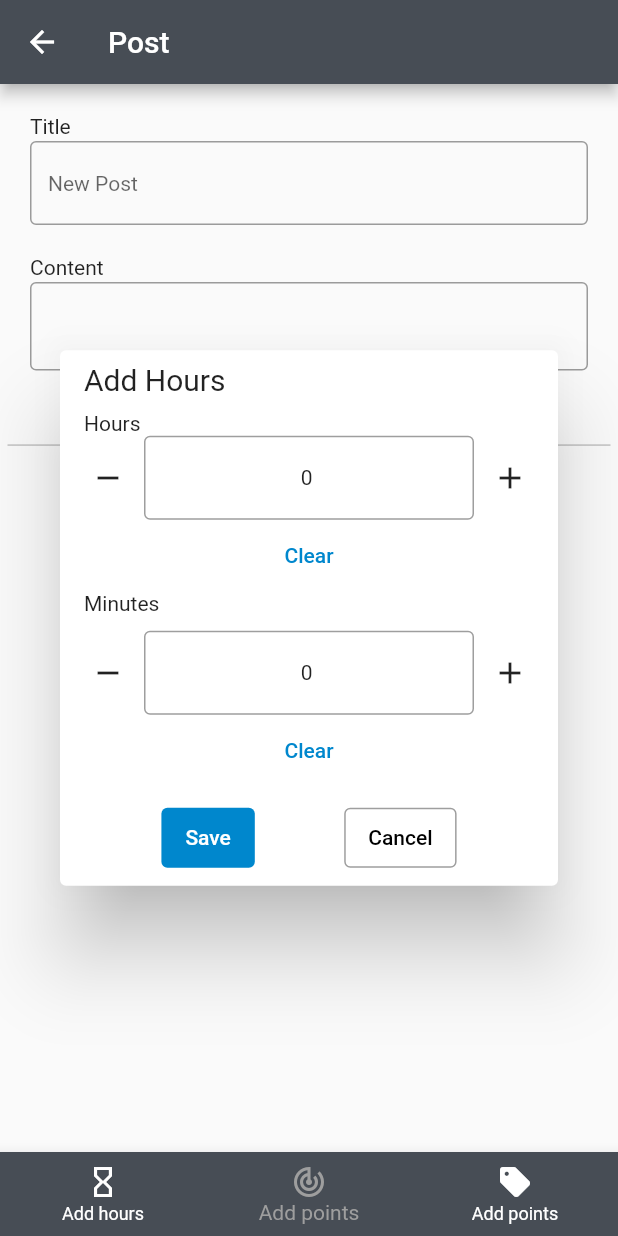
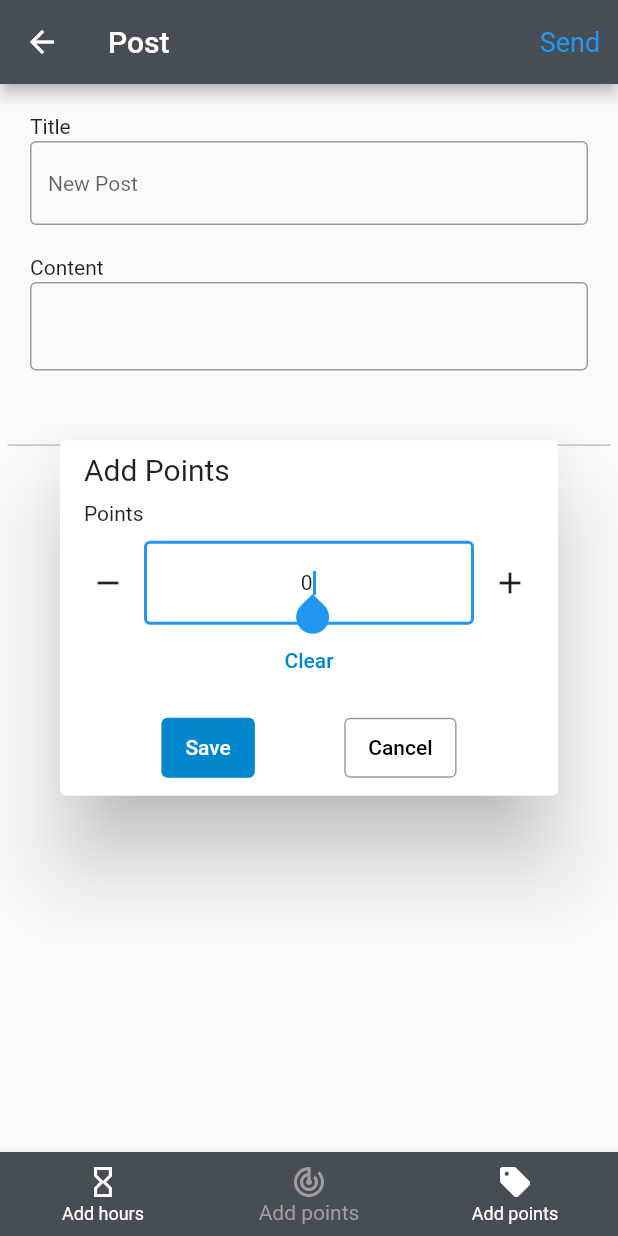
Before and after one commit to tejsohi/pebble_pocket_flutter, a Flutter app: the CreateAPost screen opened directly, item 2 of the bottom bar chosen, after a tap on "Cancel", on a phone screen of 412 x 824 dp. Run offline on Flutter 3.47's test engine with Material 2 defaults, Android fonts, the phone set to English and light mode, and no system bars; our stand-ins replace webview_flutter.

Commit message:
Added more dialogs for create a post, made the sidebar shorter and changed the colour of the switch toggles

```diff
--- a/lib/components/create_a_post/create_a_post.dart
+++ b/lib/components/create_a_post/create_a_post.dart
@@ -16,6 +16,20 @@ class _CreateAPostState extends State<CreateAPost> {
         appBar: AppBar(
           title: Text('Post'),
           backgroundColor: Color(0xFF474d55),
+          actions: [
+            TextButton(
+              onPressed: () {},
+              style: ButtonStyle(
+                textStyle: MaterialStateProperty.all(
+                  TextStyle(
+                    color: Colors.white,
+                    fontSize: 18,
+                  ),
+                ),
+              ),
+              child: Text('Send'),
+            ),
+          ],
         ),
         body: SingleChildScrollView(
           child: Center(
--- a/lib/components/create_a_post/create_a_post_nav_bar.dart
+++ b/lib/components/create_a_post/create_a_post_nav_bar.dart
@@ -1,5 +1,7 @@
 import 'package:flutter/material.dart';
 import 'package:pebble_pocket_flutter/components/create_a_post/dialogs/add_hours_dialog.dart';
+import 'package:pebble_pocket_flutter/components/create_a_post/dialogs/add_points_dialog.dart';
+import 'package:pebble_pocket_flutter/components/create_a_post/dialogs/add_tags_dialog.dart';
 
 class CreateAPostNavBar extends StatefulWidget {
   @override
@@ -8,11 +10,6 @@ class CreateAPostNavBar extends StatefulWidget {
 
 class _CreateAPostNavBarState extends State<CreateAPostNavBar> {
   int _selectedIndex = -1;
-
-  // switch(_selectedIndex) {
-  //   case 0:
-
-  // }
 
   @override
   Widget build(BuildContext context) {
@@ -46,12 +43,36 @@ class _CreateAPostNavBarState extends State<CreateAPostNavBar> {
           _selectedIndex = index;
         });
 
-        // Navigator.push(
-        //     context, MaterialPageRoute(builder: (context) => AddHoursDialog()));
-        Navigator.of(context).push(
-          PageRouteBuilder(
-              pageBuilder: (context, _, __) => AddHoursDialog(), opaque: false),
-        );
+        switch (_selectedIndex) {
+          case 0:
+            Navigator.of(
+              context,
+            ).push(
+              PageRouteBuilder(
+                  pageBuilder: (context, _, __) => AddHoursDialog(),
+                  opaque: false),
+            );
+            break;
+          case 1:
+            Navigator.of(
+              context,
+            ).push(
+              PageRouteBuilder(
+                  pageBuilder: (context, _, __) => AddPointsDialog(),
+                  opaque: false),
+            );
+            break;
+          case 2:
+            Navigator.of(
+              context,
+            ).push(
+              PageRouteBuilder(
+                  pageBuilder: (context, _, __) => AddTagsDialog(),
+                  opaque: false),
+            );
+            break;
+          default:
+        }
       },
     );
   }
--- a/lib/components/create_a_post/dialogs/add_hours_dialog.dart
+++ b/lib/components/create_a_post/dialogs/add_hours_dialog.dart
@@ -164,7 +164,7 @@ class _AddHoursDialogState extends State<AddHoursDialog> {
                   ),
                 ),
               ],
-            )
+            ),
           ],
         ),
       ),
--- /dev/null
+++ b/lib/components/create_a_post/dialogs/add_points_dialog.dart
@@ -0,0 +1,133 @@
+import 'package:flutter/material.dart';
+
+class AddPointsDialog extends StatefulWidget {
+  const AddPointsDialog({super.key});
+
+  @override
+  State<AddPointsDialog> createState() => _AddPointsDialogState();
+}
+
+class _AddPointsDialogState extends State<AddPointsDialog> {
+  @override
+  Widget build(BuildContext context) {
+    return Dialog(
+      child: Padding(
+        padding: const EdgeInsets.all(8),
+        child: Column(
+          mainAxisSize: MainAxisSize.min,
+          mainAxisAlignment: MainAxisAlignment.center,
+          children: [
+            Column(
+              crossAxisAlignment: CrossAxisAlignment.start,
+              children: [
+                Padding(
+                  padding: const EdgeInsets.only(left: 8.0),
+                  child: Row(
+                    children: [
+                      Text(
+                        'Add Points',
+                        style: TextStyle(fontSize: 20),
+                      ),
+                    ],
+                  ),
+                ),
+                SizedBox(
+                  height: 10,
+                ),
+                Padding(
+                  padding: const EdgeInsets.only(left: 8.0),
+                  child: Text('Points'),
+                ),
+                SizedBox(
+                  height: 10,
+                ),
+                Row(
+                  children: [
+                    IconButton(
+                      onPressed: () {},
+                      icon: Icon(Icons.remove),
+                    ),
+                    Flexible(
+                      child: TextField(
+                        textAlign: TextAlign.center,
+                        keyboardType: TextInputType.number,
+                        decoration: InputDecoration(
+                          border: OutlineInputBorder(),
+                        ),
+                        style: TextStyle(fontSize: 14.0),
+                        controller: TextEditingController()..text = '0',
+                      ),
+                    ),
+                    IconButton(
+                      onPressed: () {},
+                      icon: Icon(Icons.add),
+                    ),
+                  ],
+                ),
+                Center(
+                  child: ElevatedButton(
+                    onPressed: () {},
+                    style: ButtonStyle(
+                      elevation: MaterialStatePropertyAll(0),
+                      backgroundColor: MaterialStateProperty.all(Colors.white),
+                      foregroundColor: MaterialStateProperty.all(
+                        Color(0xFF0087cd),
+                      ),
+                    ),
+                    child: Text('Clear'),
+                  ),
+                ),
+                SizedBox(height: 10),
+                Row(
+                  mainAxisAlignment: MainAxisAlignment.spaceEvenly,
+                  children: [
+                    ElevatedButtonTheme(
+                      data: ElevatedButtonThemeData(
+                        style: ButtonStyle(
+                          backgroundColor:
+                              MaterialStateProperty.all(Color(0xFF0087cd)),
+                          elevation: MaterialStateProperty.all(0.0),
+                          minimumSize: MaterialStateProperty.all(
+                            Size(10, 40),
+                          ),
+                        ),
+                      ),
+                      child: ElevatedButton(
+                        onPressed: () {},
+                        child: Text('Save'),
+                      ),
+                    ),
+                    ElevatedButtonTheme(
+                      data: ElevatedButtonThemeData(
+                        style: ButtonStyle(
+                          backgroundColor: MaterialStateProperty.all(
+                            Color(0xFFffffff),
+                          ),
+                          minimumSize: MaterialStateProperty.all(
+                            Size(10, 40),
+                          ),
+                        ),
+                      ),
+                      child: ElevatedButton(
+                        onPressed: () {
+                          Navigator.pop(context);
+                        },
+                        style: ElevatedButton.styleFrom(
+                            foregroundColor: Colors.black,
+                            elevation: 0,
+                            side: BorderSide(color: Colors.grey)),
+                        child: Text(
+                          'Cancel',
+                        ),
+                      ),
+                    ),
+                  ],
+                ),
+              ],
+            ),
+          ],
+        ),
+      ),
+    );
+  }
+}
--- a/lib/components/sidebar/sidebar.dart
+++ b/lib/components/sidebar/sidebar.dart
@@ -14,6 +14,7 @@ class _SideBarState extends State<SideBar> {
   @override
   Widget build(BuildContext context) {
     return Drawer(
+      width: 200,
       child: ListView(
         children: [
           SizedBox(
--- a/lib/components/switch_toggle/switch_toggle.dart
+++ b/lib/components/switch_toggle/switch_toggle.dart
@@ -35,9 +35,9 @@ class _SwitchToggleState extends State<SwitchToggle> {
         child: Switch(
           onChanged: toggleSwitch,
           value: isSwitched,
-          activeColor: Colors.blue,
+          activeColor: Colors.white,
           activeTrackColor: Colors.blue,
-          inactiveThumbColor: Colors.blue,
+          inactiveThumbColor: Colors.white,
           inactiveTrackColor: Colors.grey,
         ),
       ),
--- a/lib/main.dart
+++ b/lib/main.dart
@@ -2,6 +2,12 @@ import 'package:flutter/material.dart';
 import 'package:pebble_pocket_flutter/components/dashboard/dashboard.dart';
 
 void main() => runApp(MaterialApp(
+      theme: ThemeData(
+        brightness: Brightness.light,
+      ),
+      darkTheme: ThemeData(
+        brightness: Brightness.dark,
+      ),
       initialRoute: '/',
       routes: {
         '/': (context) => Dashboard(),
```
Also changed, not shown: lib/components/create_a_post/dialogs/add_tags_dialog.dart (added, +114 -0 lines).
